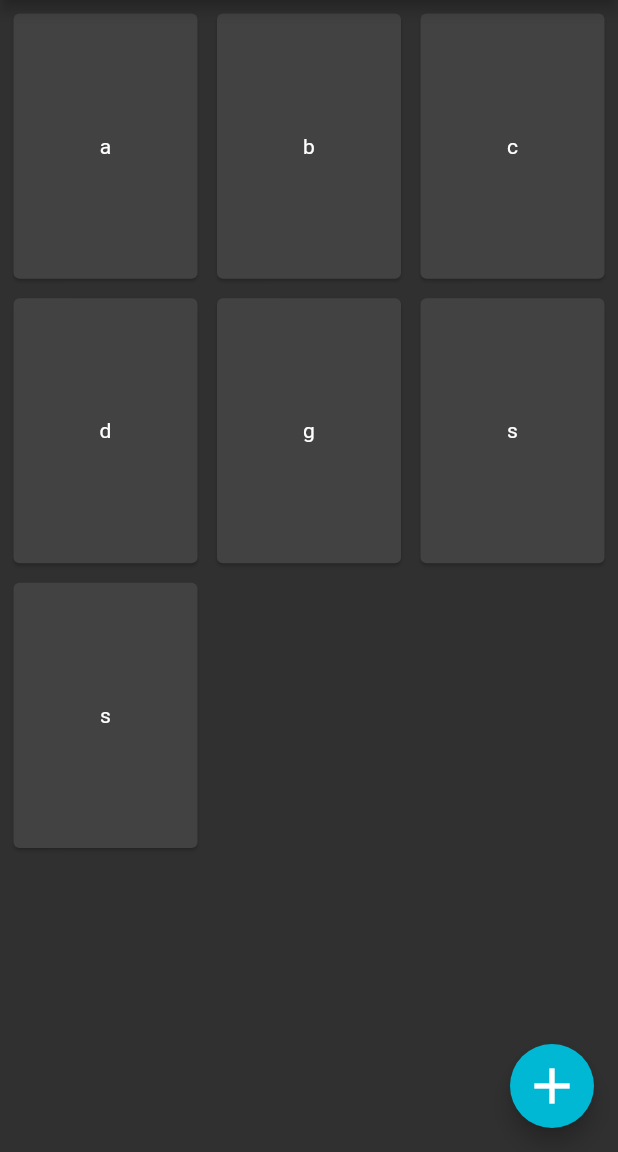
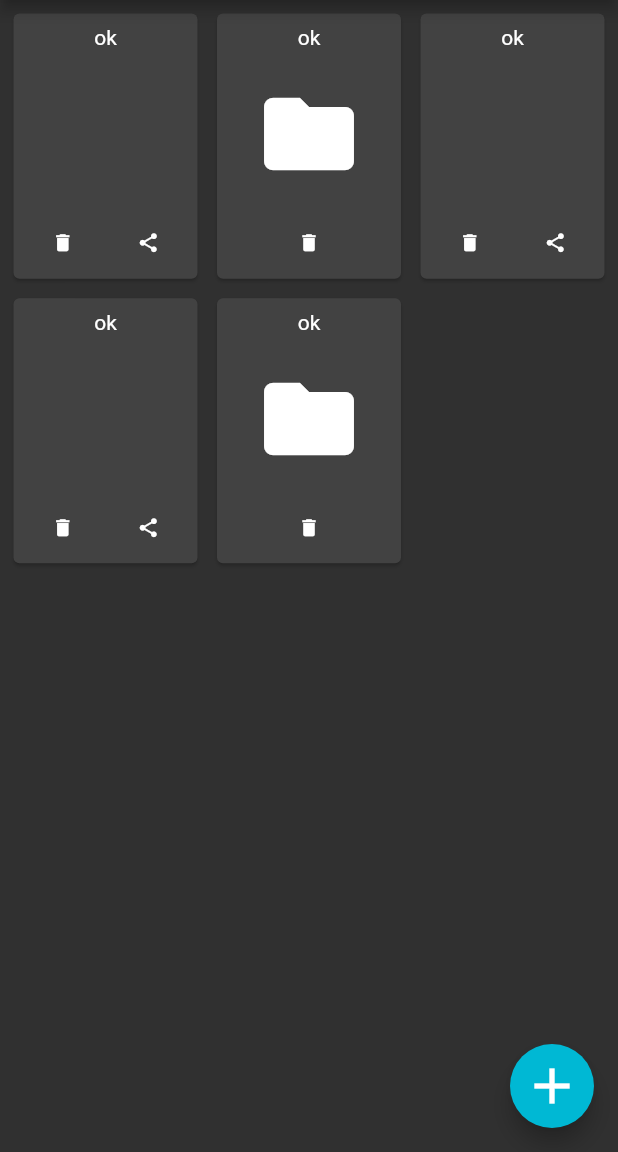
Before and after one commit to jaanonim/Homework, a Flutter app: the screen it shows after launch, on a phone screen of 412 x 824 dp, the part 84-1236 px from its top. Run offline on Flutter 3.47's test engine with Material 2 defaults, Android fonts, the light colour scheme and no system bars; Roboto replaces fonts that are missing (Hind).

Commit message:
homework and floder item

```diff
--- a/lib/components/item.dart
+++ /dev/null
@@ -1,21 +0,0 @@
-import 'package:flutter/material.dart';
-import 'package:homework/models/homeworkItem.dart';
-
-class Item extends StatelessWidget {
-
-  final HomeworkItem homeworkItem;
-
-  Item({this.homeworkItem});
-
-  @override
-  Widget build(BuildContext context) {
-    return Draggable(
-      child: Card(
-        child: Center(child: Text(homeworkItem.title)),
-      ),
-      feedback: Card(
-        child: Center(child: Text(homeworkItem.title)),
-      ),
-    );
-  }
-}
--- a/lib/components/menu.dart
+++ b/lib/components/menu.dart
@@ -18,13 +18,15 @@ class Menu extends StatelessWidget {
             ),
           ),
           ListTile(
+            leading: Icon(Icons.settings),
             title: Text('Settings'),
             onTap: () {
               Navigator.pushNamed(context, "/settings");
             },
           ),
           ListTile(
-            title: Text('Something'),
+            leading: Icon(Icons.delete),
+            title: Text('Trash'),
             onTap: () {
             },
           ),
--- a/lib/main.dart
+++ b/lib/main.dart
@@ -1,6 +1,6 @@
 import 'package:flutter/material.dart';
-import 'package:homework/screens/home.dart';
-import 'package:homework/screens/settings.dart';
+import 'file:///E:/Mateusz/dodatki/PROGRAMOWANIE/flutter/homework/lib/screens/home/home.dart';
+import 'file:///E:/Mateusz/dodatki/PROGRAMOWANIE/flutter/homework/lib/screens/settings/settings.dart';
 import 'package:homework/theme/style.dart';
 
 void main() {
--- a/lib/models/homeworkItem.dart
+++ b/lib/models/homeworkItem.dart
@@ -1,7 +1,22 @@
-class HomeworkItem{
+import 'package:uuid/uuid.dart';
 
+
+class FolderItem extends HomeworkItem{
+  List<Uuid> children;
+
+  FolderItem({title}):super(title: title);
+}
+
+class FileItem extends HomeworkItem{
+  String imgUrl;
+
+  FileItem({title, this.imgUrl}):super(title: title);
+}
+
+abstract class HomeworkItem{
+  static Uuid uuid = Uuid();
+  String id = uuid.v1();
   String title;
 
   HomeworkItem({this.title});
-
 }
--- /dev/null
+++ b/lib/screens/home/components/file.dart
@@ -0,0 +1,48 @@
+import 'package:flutter/material.dart';
+import 'package:homework/models/homeworkItem.dart';
+
+class File extends StatelessWidget {
+
+  final HomeworkItem homeworkItem;
+
+  File({this.homeworkItem});
+
+  @override
+  Widget build(BuildContext context) {
+    return Card(
+        child: Center(
+            child: Column(
+                mainAxisAlignment: MainAxisAlignment.spaceBetween,
+                children: [
+                  Padding(
+                    padding: const EdgeInsets.all(8.0),
+                    child: Text(homeworkItem.title),
+                  ),
+                  Row(
+                    mainAxisAlignment: MainAxisAlignment.spaceEvenly,
+                    children: [
+                      MaterialButton(
+                        onPressed: () {},
+                        child: Icon(
+                          Icons.delete,
+                          size: 15,
+                        ),
+                        height: 25,
+                        minWidth: 40,
+                      ),
+                      MaterialButton(
+                        onPressed: () {},
+                        child: Icon(
+                          Icons.share,
+                          size: 15,
+                        ),
+                        height: 25,
+                        minWidth: 40,
+                      )
+                    ],
+                  )
+                ])),
+
+    );
+  }
+}
--- /dev/null
+++ b/lib/screens/home/components/folder.dart
@@ -0,0 +1,41 @@
+import 'package:flutter/material.dart';
+import 'package:homework/models/homeworkItem.dart';
+
+class Folder extends StatelessWidget {
+  final HomeworkItem homeworkItem;
+
+  Folder({this.homeworkItem});
+
+  @override
+  Widget build(BuildContext context) {
+    return Card(
+      child: Center(
+          child: Column(
+              mainAxisAlignment: MainAxisAlignment.spaceBetween,
+              children: [
+            Padding(
+              padding: const EdgeInsets.all(8.0),
+              child: Text(homeworkItem.title),
+            ),
+            Icon(
+              Icons.folder,
+              size: 72,
+            ),
+            Row(
+              mainAxisAlignment: MainAxisAlignment.spaceEvenly,
+              children: [
+                MaterialButton(
+                  onPressed: () {},
+                  child: Icon(
+                    Icons.delete,
+                    size: 15,
+                  ),
+                  height: 25,
+                  minWidth: 40,
+                ),
+              ],
+            )
+          ])),
+    );
+  }
+}
--- /dev/null
+++ b/lib/screens/home/components/item.dart
@@ -0,0 +1,19 @@
+import 'package:flutter/material.dart';
+import 'package:homework/models/homeworkItem.dart';
+import 'package:homework/screens/home/components/file.dart';
+import 'package:homework/screens/home/components/folder.dart';
+
+class Item extends StatelessWidget {
+  final HomeworkItem homeworkItem;
+
+  Item({this.homeworkItem});
+
+  @override
+  Widget build(BuildContext context) {
+    if (homeworkItem is FolderItem) {
+      return Folder(homeworkItem: homeworkItem);
+    } else {
+      return File(homeworkItem: homeworkItem);
+    }
+  }
+}
--- a/lib/screens/home.dart
+++ b/lib/screens/home/home.dart
@@ -1,7 +1,7 @@
 import 'package:flutter/material.dart';
 import 'package:homework/components/menu.dart';
 import 'package:homework/models/homeworkItem.dart';
-import 'package:homework/components/item.dart';
+import 'file:///E:/Mateusz/dodatki/PROGRAMOWANIE/flutter/homework/lib/screens/home/components/item.dart';
 
 class Home extends StatefulWidget {
   @override
@@ -10,13 +10,11 @@ class Home extends StatefulWidget {
 
 class _HomeState extends State<Home> {
   List<HomeworkItem> homeworks = [
-    HomeworkItem(title: "a"),
-    HomeworkItem(title: "b"),
-    HomeworkItem(title: "c"),
-    HomeworkItem(title: "d"),
-    HomeworkItem(title: "g"),
-    HomeworkItem(title: "s"),
-    HomeworkItem(title: "s"),
+    FileItem(title: "ok", imgUrl: "none"),
+    FolderItem(title: "ok"),
+    FileItem(title: "ok", imgUrl: "none"),
+    FileItem(title: "ok", imgUrl: "none"),
+    FolderItem(title: "ok"),
   ];
 
   createNewDoc(BuildContext context) {
--- a/pubspec.yaml
+++ b/pubspec.yaml
@@ -23,6 +23,10 @@ environment:
 dependencies:
   flutter:
     sdk: flutter
+  sqflite: any
+  path_provider: any
+  uuid: ^2.2.2
+  drag_and_drop_gridview: ^1.0.4
 
 
   # The following adds the Cupertino Icons font to your application.
```
Also changed, not shown: lib/screens/settings/settings.dart (renamed from lib/screens/settings.dart), pubspec.lock.
